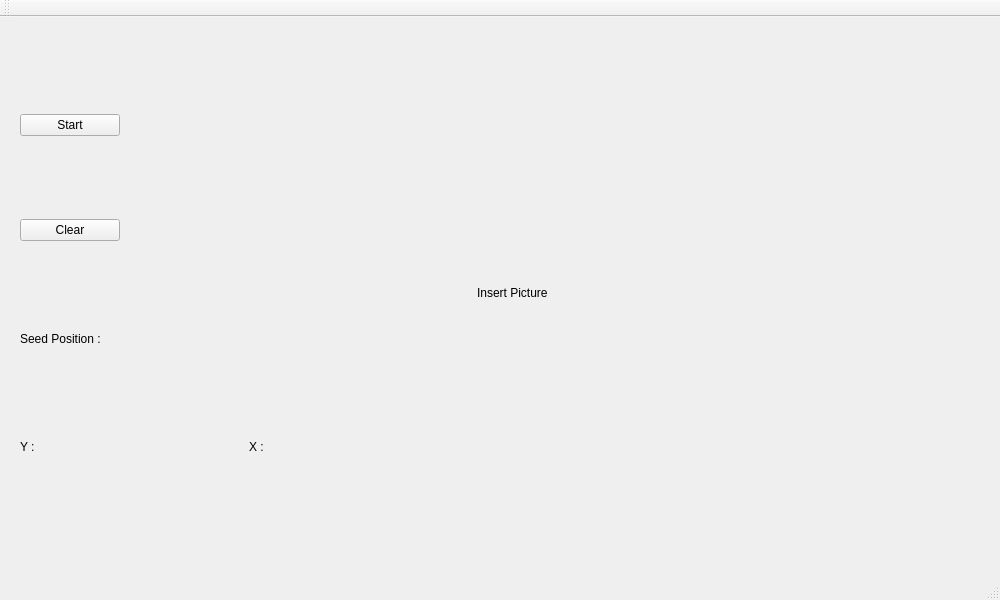
Old version of the form link_py/mainwindow.ui in the repository Hippog1t/QT_segmentation_DICOM.
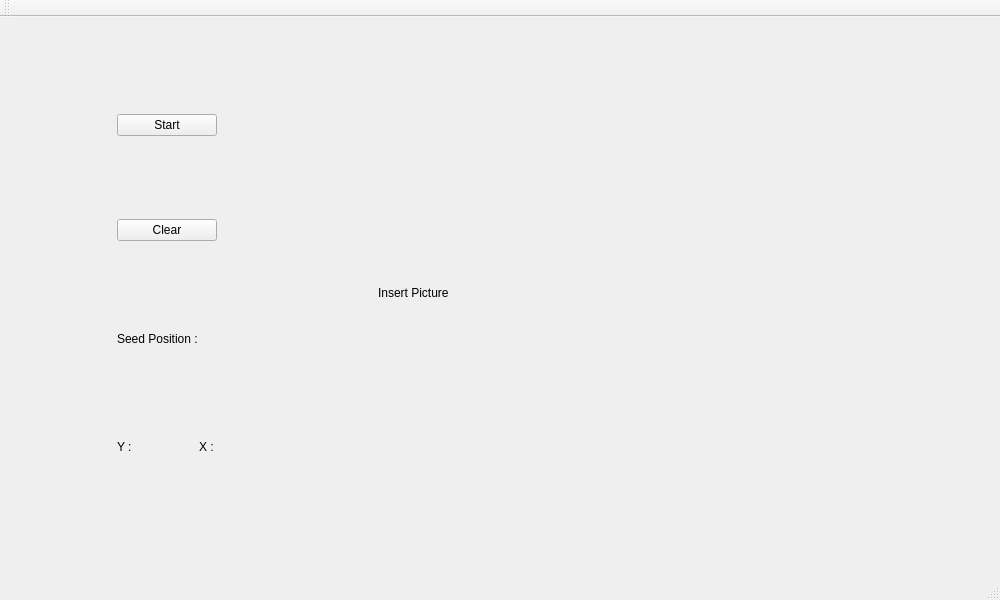
New version of the form.

Diff of the .ui file:
```diff
--- a/link_py/mainwindow.ui
+++ b/link_py/mainwindow.ui
@@ -10,6 +10,18 @@
     <height>600</height>
    </rect>
   </property>
+  <property name="minimumSize">
+   <size>
+    <width>1000</width>
+    <height>600</height>
+   </size>
+  </property>
+  <property name="maximumSize">
+   <size>
+    <width>1000</width>
+    <height>600</height>
+   </size>
+  </property>
   <property name="windowTitle">
    <string>MainWindow</string>
   </property>
@@ -114,7 +126,7 @@
            </property>
            <property name="maximumSize">
             <size>
-             <width>16777215</width>
+             <width>50</width>
              <height>20</height>
             </size>
            </property>
@@ -152,7 +164,7 @@
            </property>
            <property name="maximumSize">
             <size>
-             <width>16777215</width>
+             <width>50</width>
              <height>20</height>
             </size>
            </property>
```
